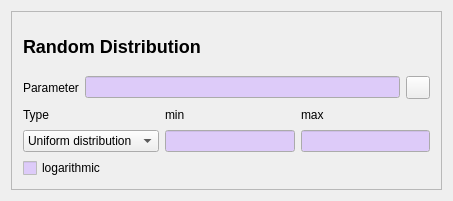
The window that copasi/UI/CScanWidgetRandom.ui (copasi/COPASI) describes before a commit, drawn with Qt 5.
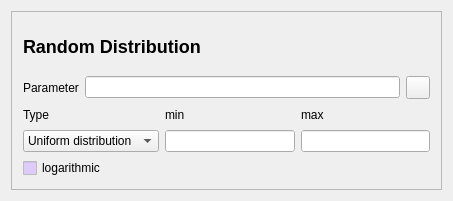
The same window after the commit.

```diff
--- a/copasi/UI/CScanWidgetRandom.ui
+++ b/copasi/UI/CScanWidgetRandom.ui
@@ -149,6 +149,46 @@
             <verstretch>0</verstretch>
            </sizepolicy>
           </property>
+          <property name="palette" >
+           <palette>
+            <active>
+             <colorrole role="Base" >
+              <brush brushstyle="SolidPattern" >
+               <color alpha="255" >
+                <red>255</red>
+                <green>255</green>
+                <blue>255</blue>
+               </color>
+              </brush>
+             </colorrole>
+            </active>
+            <inactive>
+             <colorrole role="Base" >
+              <brush brushstyle="SolidPattern" >
+               <color alpha="255" >
+                <red>255</red>
+                <green>255</green>
+                <blue>255</blue>
+               </color>
+              </brush>
+             </colorrole>
+            </inactive>
+            <disabled>
+             <colorrole role="Base" >
+              <brush brushstyle="SolidPattern" >
+               <color alpha="255" >
+                <red>212</red>
+                <green>208</green>
+                <blue>200</blue>
+               </color>
+              </brush>
+             </colorrole>
+            </disabled>
+           </palette>
+          </property>
+          <property name="autoFillBackground" >
+           <bool>true</bool>
+          </property>
          </widget>
         </item>
         <item>
@@ -239,6 +279,46 @@
             <verstretch>0</verstretch>
            </sizepolicy>
           </property>
+          <property name="palette" >
+           <palette>
+            <active>
+             <colorrole role="Base" >
+              <brush brushstyle="SolidPattern" >
+               <color alpha="255" >
+                <red>255</red>
+                <green>255</green>
+                <blue>255</blue>
+               </color>
+              </brush>
+             </colorrole>
+            </active>
+            <inactive>
+             <colorrole role="Base" >
+              <brush brushstyle="SolidPattern" >
+               <color alpha="255" >
+                <red>255</red>
+                <green>255</green>
+                <blue>255</blue>
+               </color>
+              </brush>
+             </colorrole>
+            </inactive>
+            <disabled>
+             <colorrole role="Base" >
+              <brush brushstyle="SolidPattern" >
+               <color alpha="255" >
+                <red>212</red>
+                <green>208</green>
+                <blue>200</blue>
+               </color>
+              </brush>
+             </colorrole>
+            </disabled>
+           </palette>
+          </property>
+          <property name="autoFillBackground" >
+           <bool>true</bool>
+          </property>
          </widget>
         </item>
         <item row="1" column="2" >
@@ -249,6 +329,46 @@
             <verstretch>0</verstretch>
            </sizepolicy>
           </property>
+          <property name="palette" >
+           <palette>
+            <active>
+             <colorrole role="Base" >
+              <brush brushstyle="SolidPattern" >
+               <color alpha="255" >
+                <red>255</red>
+                <green>255</green>
+                <blue>255</blue>
+               </color>
+              </brush>
+             </colorrole>
+            </active>
+            <inactive>
+             <colorrole role="Base" >
+              <brush brushstyle="SolidPattern" >
+               <color alpha="255" >
+                <red>255</red>
+                <green>255</green>
+                <blue>255</blue>
+               </color>
+              </brush>
+             </colorrole>
+            </inactive>
+            <disabled>
+             <colorrole role="Base" >
+              <brush brushstyle="SolidPattern" >
+               <color alpha="255" >
+                <red>212</red>
+                <green>208</green>
+                <blue>200</blue>
+               </color>
+              </brush>
+             </colorrole>
+            </disabled>
+           </palette>
+          </property>
+          <property name="autoFillBackground" >
+           <bool>true</bool>
+          </property>
          </widget>
         </item>
        </layout>
```
Left out of the diff: 4 changed lines with no effect on the pictures.
